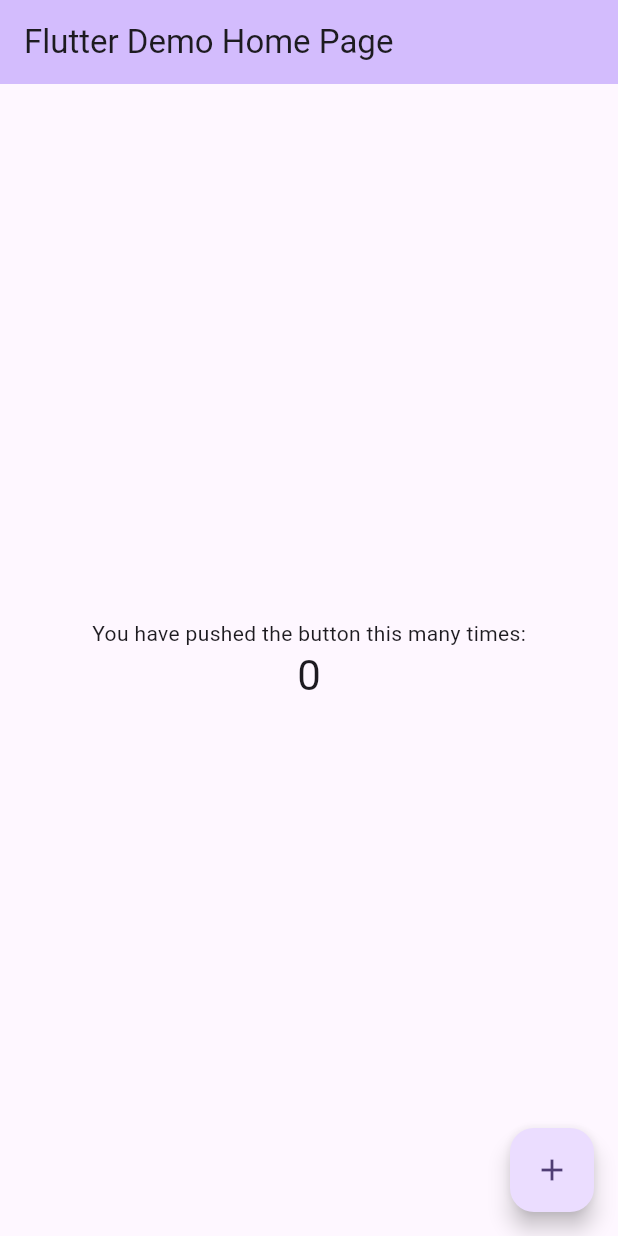
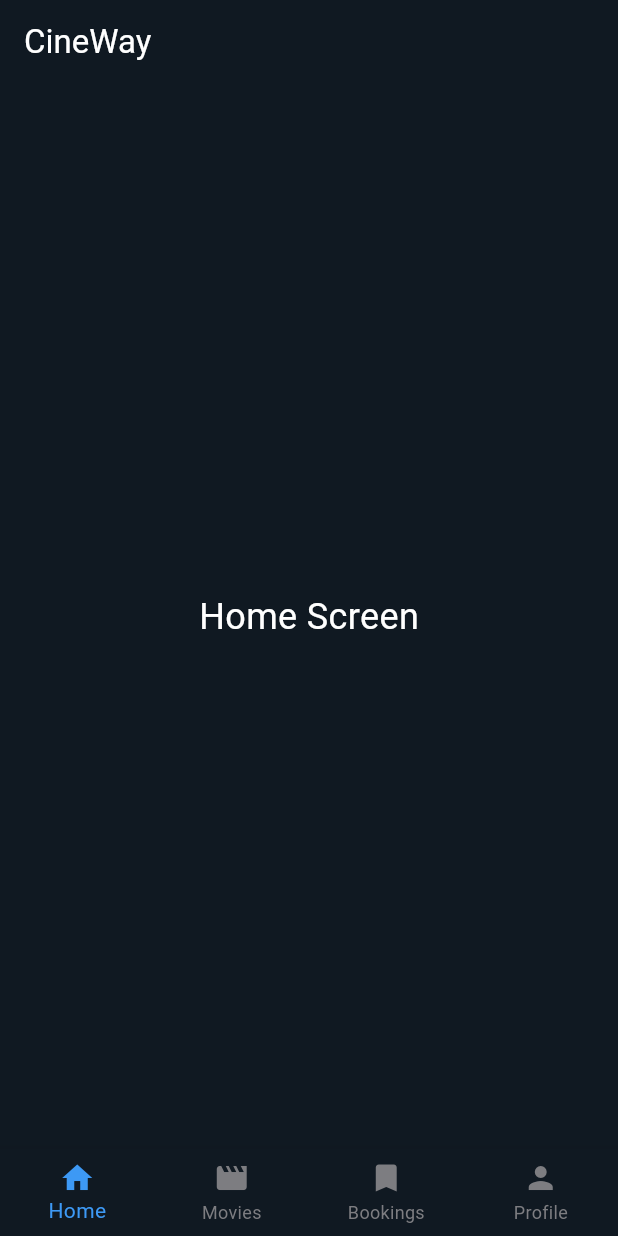
Before and after one commit to eyamhamdi03/CineWay, a Flutter app: the screen it shows after launch, on a phone screen of 412 x 824 dp. Run offline on Flutter 3.47's test engine with Material 3 defaults, Android fonts, the light colour scheme and no system bars.

Commit message:
navbar adde dand colors set up

```diff
--- /dev/null
+++ b/lib/core/colors.dart
@@ -0,0 +1,23 @@
+import 'package:flutter/material.dart';
+
+class AppColors {
+  // Primary Colors
+  static const Color dodgerBlue = Color(0xFF3D99F5);
+  static const Color cerulean = Color(0xFF00BFFF);
+
+  // Dark / Background Colors
+  static const Color mirage = Color(0xFF101922);
+  static const Color mineShaft = Color(0xFF292929);
+  static const Color nileBlue = Color(0xFF18334C);
+
+  // Neutral / Gray
+  static const Color jumbo = Color(0xFF7D7D81);
+  static const Color mirageLight = Color(0xFF1E293B);
+
+  // Text Colors
+  static const Color textPrimary = Color(0xFF111827);
+  static const Color textSecondary = Color(0xFF6B7280);
+
+  // Background default
+  static const Color background = Color(0xFFF3F4F6);
+}
--- a/lib/main.dart
+++ b/lib/main.dart
@@ -1,4 +1,9 @@
 import 'package:flutter/material.dart';
+import 'core/colors.dart';
+import 'screens/home_screen.dart';
+import 'screens/movies_screen.dart';
+import 'screens/bookings_screen.dart';
+import 'screens/profile_screen.dart';
 
 void main() {
   runApp(const MyApp());
@@ -7,116 +12,74 @@ void main() {
 class MyApp extends StatelessWidget {
   const MyApp({super.key});
 
-  // This widget is the root of your application.
   @override
   Widget build(BuildContext context) {
     return MaterialApp(
-      title: 'Flutter Demo',
+      title: 'CineWay',
+      debugShowCheckedModeBanner: false,
       theme: ThemeData(
-        // This is the theme of your application.
-        //
-        // TRY THIS: Try running your application with "flutter run". You'll see
-        // the application has a purple toolbar. Then, without quitting the app,
-        // try changing the seedColor in the colorScheme below to Colors.green
-        // and then invoke "hot reload" (save your changes or press the "hot
-        // reload" button in a Flutter-supported IDE, or press "r" if you used
-        // the command line to start the app).
-        //
-        // Notice that the counter didn't reset back to zero; the application
-        // state is not lost during the reload. To reset the state, use hot
-        // restart instead.
-        //
-        // This works for code too, not just values: Most code changes can be
-        // tested with just a hot reload.
-        colorScheme: ColorScheme.fromSeed(seedColor: Colors.deepPurple),
+        primaryColor: AppColors.dodgerBlue,
+        scaffoldBackgroundColor: AppColors.mirage,
+        appBarTheme: const AppBarTheme(
+          backgroundColor: AppColors.mirage,
+          foregroundColor: Colors.white,
+          elevation: 0,
+        ),
+        colorScheme: ColorScheme.fromSeed(
+          seedColor: AppColors.dodgerBlue,
+          brightness: Brightness.dark,
+          background: AppColors.mirage,
+        ),
       ),
-      home: const MyHomePage(title: 'Flutter Demo Home Page'),
+      home: const MainNavigator(),
     );
   }
 }
 
-class MyHomePage extends StatefulWidget {
-  const MyHomePage({super.key, required this.title});
-
-  // This widget is the home page of your application. It is stateful, meaning
-  // that it has a State object (defined below) that contains fields that affect
-  // how it looks.
-
-  // This class is the configuration for the state. It holds the values (in this
-  // case the title) provided by the parent (in this case the App widget) and
-  // used by the build method of the State. Fields in a Widget subclass are
-  // always marked "final".
-
-  final String title;
+class MainNavigator extends StatefulWidget {
+  const MainNavigator({super.key});
 
   @override
-  State<MyHomePage> createState() => _MyHomePageState();
+  State<MainNavigator> createState() => _MainNavigatorState();
 }
 
-class _MyHomePageState extends State<MyHomePage> {
-  int _counter = 0;
+class _MainNavigatorState extends State<MainNavigator> {
+  int _selectedIndex = 0;
 
-  void _incrementCounter() {
+  final List<Widget> _screens = [
+    const HomeScreen(),
+    const MoviesScreen(),
+    const BookingsScreen(),
+    const ProfileScreen(),
+  ];
+
+  void _onItemTapped(int index) {
     setState(() {
-      // This call to setState tells the Flutter framework that something has
-      // changed in this State, which causes it to rerun the build method below
-      // so that the display can reflect the updated values. If we changed
-      // _counter without calling setState(), then the build method would not be
-      // called again, and so nothing would appear to happen.
-      _counter++;
+      _selectedIndex = index;
     });
   }
 
   @override
   Widget build(BuildContext context) {
-    // This method is rerun every time setState is called, for instance as done
-    // by the _incrementCounter method above.
-    //
-    // The Flutter framework has been optimized to make rerunning build methods
-    // fast, so that you can just rebuild anything that needs updating rather
-    // than having to individually change instances of widgets.
     return Scaffold(
-      appBar: AppBar(
-        // TRY THIS: Try changing the color here to a specific color (to
-        // Colors.amber, perhaps?) and trigger a hot reload to see the AppBar
-        // change color while the other colors stay the same.
-        backgroundColor: Theme.of(context).colorScheme.inversePrimary,
-        // Here we take the value from the MyHomePage object that was created by
-        // the App.build method, and use it to set our appbar title.
-        title: Text(widget.title),
+      body: _screens[_selectedIndex],
+      bottomNavigationBar: BottomNavigationBar(
+        type: BottomNavigationBarType.fixed,
+        backgroundColor: AppColors.mirage,
+        selectedItemColor: AppColors.dodgerBlue,
+        unselectedItemColor: AppColors.jumbo,
+        currentIndex: _selectedIndex,
+        onTap: _onItemTapped,
+        items: const [
+          BottomNavigationBarItem(icon: Icon(Icons.home), label: 'Home'),
+          BottomNavigationBarItem(icon: Icon(Icons.movie), label: 'Movies'),
+          BottomNavigationBarItem(
+            icon: Icon(Icons.bookmark),
+            label: 'Bookings',
+          ),
+          BottomNavigationBarItem(icon: Icon(Icons.person), label: 'Profile'),
+        ],
       ),
-      body: Center(
-        // Center is a layout widget. It takes a single child and positions it
-        // in the middle of the parent.
-        child: Column(
-          // Column is also a layout widget. It takes a list of children and
-          // arranges them vertically. By default, it sizes itself to fit its
-          // children horizontally, and tries to be as tall as its parent.
-          //
-          // Column has various properties to control how it sizes itself and
-          // how it positions its children. Here we use mainAxisAlignment to
-          // center the children vertically; the main axis here is the vertical
-          // axis because Columns are vertical (the cross axis would be
-          // horizontal).
-          //
-          // TRY THIS: Invoke "debug painting" (choose the "Toggle Debug Paint"
-          // action in the IDE, or press "p" in the console), to see the
-          // wireframe for each widget.
-          mainAxisAlignment: MainAxisAlignment.center,
-          children: <Widget>[
-            const Text('You have pushed the button this many times:'),
-            Text(
-              '$_counter',
-              style: Theme.of(context).textTheme.headlineMedium,
-            ),
-          ],
-        ),
-      ),
-      floatingActionButton: FloatingActionButton(
-        onPressed: _incrementCounter,
-        tooltip: 'Increment',
-        child: const Icon(Icons.add),
-      ), // This trailing comma makes auto-formatting nicer for build methods.
     );
   }
 }
--- /dev/null
+++ b/lib/screens/home_screen.dart
@@ -0,0 +1,18 @@
+import 'package:flutter/material.dart';
+
+class HomeScreen extends StatelessWidget {
+  const HomeScreen({super.key});
+
+  @override
+  Widget build(BuildContext context) {
+    return Scaffold(
+      appBar: AppBar(title: const Text('CineWay')),
+      body: const Center(
+        child: Text(
+          'Home Screen',
+          style: TextStyle(fontSize: 24, color: Colors.white),
+        ),
+      ),
+    );
+  }
+}
```
Also changed, not shown: lib/screens/bookings_screen.dart (added, +18 -0 lines), lib/screens/movies_screen.dart (added, +18 -0 lines), lib/screens/profile_screen.dart (added, +18 -0 lines), lib/widgets/common/navbar.dart (added, +53 -0 lines), lib/screens/screen.dart (deleted), lib/widgets/widget.dart (deleted).
